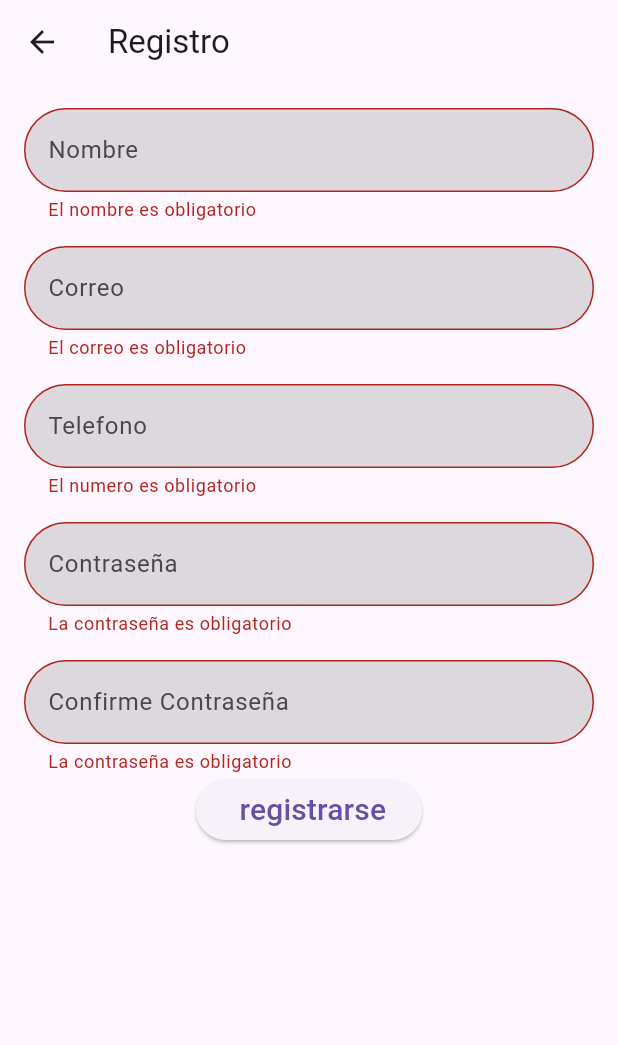
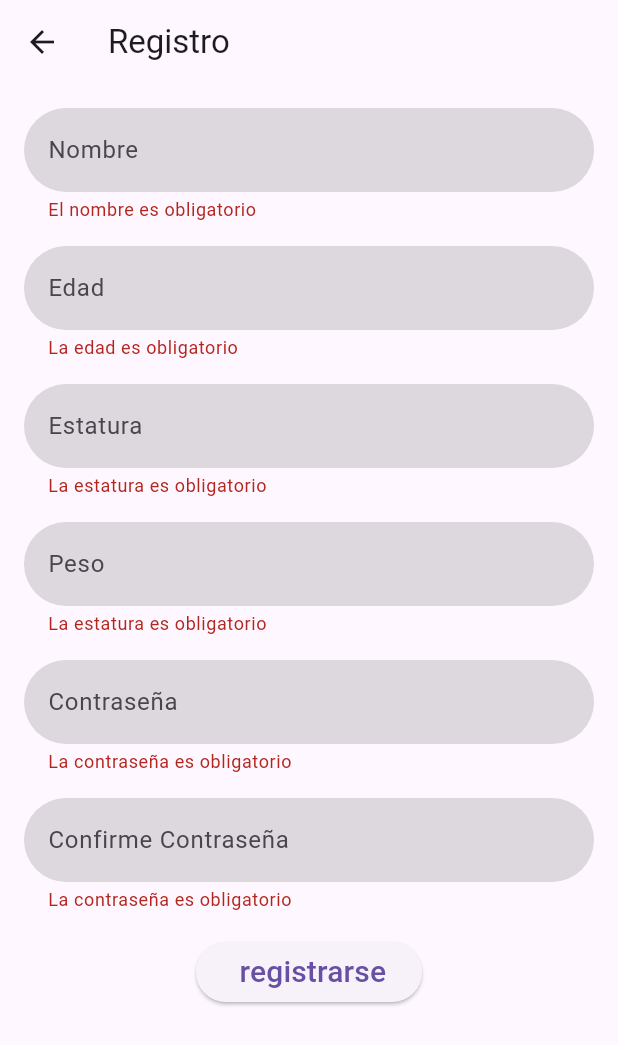
Before and after one commit to rafaelmoralesd/Fitlife, a Flutter app: the RegistrarPage screen opened by its route, after a tap on "registrarse", on a phone screen of 412 x 824 dp. Shown: the top 1045 px of the screen. Run offline on Flutter 3.47's test engine with Material 3 defaults, Android fonts, the light colour scheme and no system bars.

Commit message:
pagina registro

```diff
--- a/lib/custom_input.dart
+++ b/lib/custom_input.dart
@@ -42,11 +42,10 @@ class CuntomInput extends StatelessWidget {
 
 
 
-        border: const OutlineInputBorder(
-
-          borderSide: BorderSide(color: Colors.white, width: 0,),
-          borderRadius: BorderRadius.all(Radius.circular(30)),
-        ),
+        border: OutlineInputBorder(
+            borderSide: BorderSide.none,
+            borderRadius: BorderRadius.circular(30)
+         ),
              filled: true,
              fillColor: const Color.fromARGB(90, 158, 158, 158),
       ),
--- a/lib/registrar_page.dart
+++ b/lib/registrar_page.dart
@@ -28,8 +28,6 @@ final TextEditingController contrasenia2Controller = TextEditingController();
                 CuntomInput(
                   label: 'Nombre',
                   maxLength: 10,
-
-
                   controller: nombreController,
                   validator: (value) {
                     if (value == null || value.isEmpty) {
@@ -45,25 +43,18 @@ final TextEditingController contrasenia2Controller = TextEditingController();
                 const SizedBox(height: 16),
                 CuntomInput(
                   controller: correoController,
-                    label: 'Correo',
-                    icon: Icons.email,
+                  label: 'Edad',
                   maxLength: 50,
                   validator: (value) {
                     if (value == null || value.isEmpty) {
-                        return 'El correo es obligatorio';
+                      return 'La edad es obligatorio';
                     }
-
-                      if (!value.contains('@')) {
-                        return 'El correo no contiene un @';
+                    if (int.tryParse(value) == null) {
+                      return 'La edad no es válida';
                     }
-                       if (!value.endsWith('unah.hn')) {
-                        return 'El correo tiene que terminar en unah.hn';
+                    if (int.parse(value) < 15) {
+                      return 'La edad debe ser mayor a 18';
                     }
-                      if (value.allMatches('@').length != 1) {
-                        return 'El correo tiene mas de una @ ';
-                      }
-
-
 
                     return null;
                   },
@@ -71,31 +62,41 @@ final TextEditingController contrasenia2Controller = TextEditingController();
                 const SizedBox(height: 16),
                 CuntomInput(
                   controller: telefonoController,
-                    label: 'Telefono',
-                    maxLength: 8,
-                    icon: Icons.phone,
+                  label: 'Estatura',
+
+
                   keyboardType: TextInputType.phone,
                   validator: (value) {
                     if (value == null || value.isEmpty) {
-                        return 'El numero es obligatorio';
+                      return 'La estatura es obligatorio';
                     }
 
-                      if (int.tryParse(value) == null
-                          ) {
-                        return 'El teléfono no es válido';
-                      }
-                       if (!value.startsWith('3')&&!value.startsWith('9') ) {
-                        return 'El telefono debe iniciar con un 3 o 9';
-                      }
-                      if (value.length < 8) {
-                        return 'El numero no contiene 8 digitos';
+                    if (int.tryParse(value) == null) {
+                      return 'La estatura no es válido';
                     }
 
                     return null;
                   },
                 ),
+                const SizedBox(height: 16),
+                CuntomInput(
+                  controller: telefonoController,
+                  label: 'Peso',
 
 
+                  keyboardType: TextInputType.phone,
+                  validator: (value) {
+                    if (value == null || value.isEmpty) {
+                      return 'La estatura es obligatorio';
+                    }
+
+                    if (int.tryParse(value) == null) {
+                      return 'La estatura no es válido';
+                    }
+
+                    return null;
+                  },
+                ),
                 const SizedBox(height: 16),
                 CuntomInput(
                   controller: contraseniaController,
@@ -111,25 +112,23 @@ final TextEditingController contrasenia2Controller = TextEditingController();
                     if (value.length < 8) {
                       return 'La contraseña tiene un minimo de 8 letras';
                     }
-                        if(!_mayuscula(value)){
+                    if (!_mayuscula(value)) {
                       return 'La contraseña necesita al menos una letra mayúscula';
                     }
-                      if(!_caracterEspecial(value)){
+                    if (!_caracterEspecial(value)) {
                       return 'La contraseña necesita al menos un caracter especial';
                     }
 
-
                     return null;
                   },
-
                 ),
                 const SizedBox(height: 16),
                 CuntomInput(
                   controller: contrasenia2Controller,
                   label: 'Confirme Contraseña',
-                    icon: Icons.lock,
-                    obscureText: true,
-                    maxLength: 30,
+
+
+
                   keyboardType: TextInputType.visiblePassword,
                   validator: (value) {
                     if (value == null || value.isEmpty) {
@@ -142,21 +141,15 @@ final TextEditingController contrasenia2Controller = TextEditingController();
                     return null;
                   },
                 ),
+                const SizedBox(height: 16),
                 ElevatedButton(
                   onPressed: () {
                     if (!formKey.currentState!.validate()) {
                       return;
                     }
 
-            final data = {
-              'nombre': nombreController.text,
-              'correo': correoController.text,
-              'telefono': telefonoController.text,
 
-              'contrasenia': contraseniaController.text,
-            };
 
-            print(data);
                     // Acción
                   },
                   child: const Text(
@@ -164,8 +157,6 @@ final TextEditingController contrasenia2Controller = TextEditingController();
                     style: TextStyle(fontSize: 20),
                   ),
                 )
-
-
               ],
             ),
           ),
@@ -174,6 +165,7 @@ final TextEditingController contrasenia2Controller = TextEditingController();
     );
   }
 }
+
 bool _mayuscula(String value) {
   // Expresión regular para verificar que haya al menos una letra mayúscula
   final RegExp upperCaseRegex = RegExp(r'[A-Z]');
```
Lines whose indentation alone changed are shown as unchanged.
